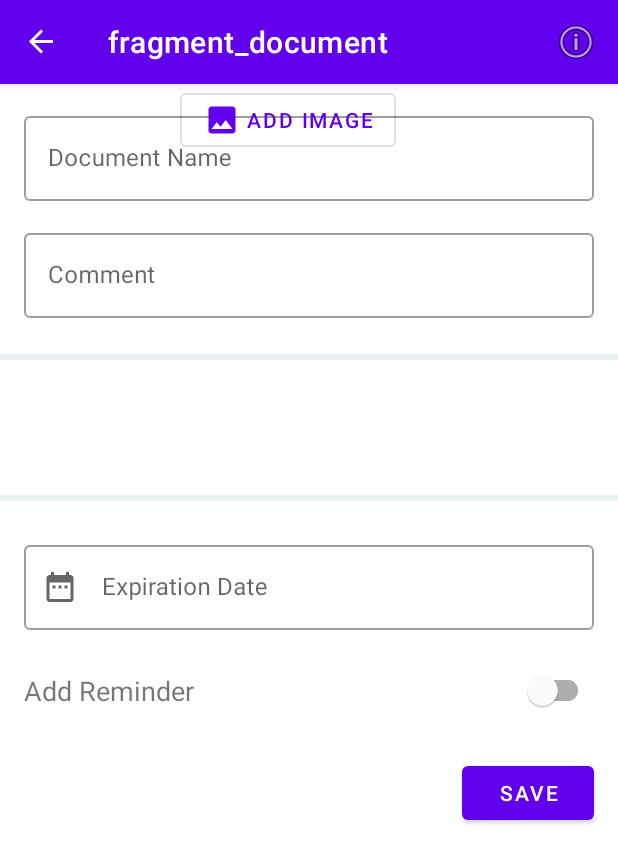
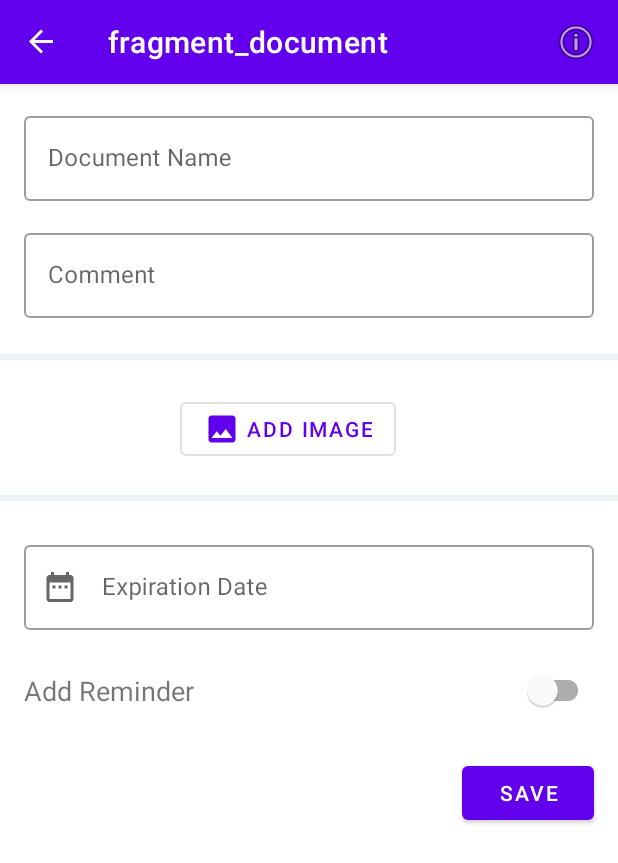
Before and after one commit to kerenbirzon/SaveiT, an Android app: the DocumentFragment screen opened through its navigation route, on a phone screen of 412 x 824 dp. Shown: the top 863 px of the screen. Run offline under Robolectric (Android 15) with nearby library versions, the phone set to English and light mode, and no system bars; our stand-ins replace Firebase (no records; nobody signed in at launch, a user with empty details on screens opened directly), Picasso, navigation-ui.

Commit message:
all workflow is working

```diff
--- a/app/src/main/java/com/example/saveit/main/CategoryListFragment.java
+++ b/app/src/main/java/com/example/saveit/main/CategoryListFragment.java
@@ -48,9 +48,6 @@ public class CategoryListFragment extends Fragment {
     Button addCategoryBtn,signOutBtn;
     ImageView iconPrevView;
 
-    public Executor executor = Executors.newFixedThreadPool(1);
-    public Handler mainThread = HandlerCompat.createAsync(Looper.getMainLooper());
-
     @Override
     public void onAttach(@NonNull Context context) {
         super.onAttach(context);
@@ -82,25 +79,11 @@ public class CategoryListFragment extends Fragment {
         categoryAdapter.setOnItemClickListener(new OnItemClickListener() {
             @Override
             public void onItemClick(View v,int position) {
+                Log.d("category clicked", "category was clicked");
                 String categoryTitle = viewModel.getCategories().getValue().get(position).getTitle();
-                executor.execute(() -> {
-                    Navigation.findNavController(v).navigate(CategoryListFragmentDirections.actionCategoryListToCategory(categoryTitle));
-                });
-
-
+                Navigation.findNavController(v).navigate(CategoryListFragmentDirections.actionCategoryListToCategory(categoryTitle));
             }
         });
-
-//        categoryAdapter.setOnItemClickListener(new OnItemClickListener() { //setCategoryClickListener CategoryClickListener
-//            @Override
-//            public void onCategoryClicked(View v,int position) {
-//                Log.d("category clicked", "category was clicked");
-//                lastCategoryPosition = position;
-//                Category category = viewModel.getCategories().getValue().get(position);
-//                Navigation.findNavController(v).navigate(CategoryListFragmentDirections.actionCategoryListToCategory(category.getTitle()));
-//
-//            }
-//        });
 
         setHasOptionsMenu(true);
 
--- a/app/src/main/java/com/example/saveit/model/CategoryModel.java
+++ b/app/src/main/java/com/example/saveit/model/CategoryModel.java
@@ -19,7 +19,7 @@ import java.util.concurrent.Executors;
 public class CategoryModel {
 
     public final static CategoryModel instance = new CategoryModel();
-    public Executor executor = Executors.newFixedThreadPool(1);
+    public Executor executor = Executors.newFixedThreadPool(2);
     public Handler mainThread = HandlerCompat.createAsync(Looper.getMainLooper());
     List<Category> categories = new LinkedList<Category>();
 
--- a/app/src/main/res/layout/fragment_document.xml
+++ b/app/src/main/res/layout/fragment_document.xml
@@ -233,10 +233,11 @@
             android:layout_width="wrap_content"
             android:layout_height="wrap_content"
             android:layout_marginStart="120dp"
+            android:layout_marginTop="50dp"
             android:text="@string/add_image"
             app:icon="@drawable/ic_image"
             app:layout_constraintStart_toStartOf="parent"
-            tools:layout_editor_absoluteY="207dp" />
+            app:layout_constraintTop_toBottomOf="@+id/et_comment" />
 
     </androidx.constraintlayout.widget.ConstraintLayout>
 
```
Also changed, not shown: app/src/main/java/com/example/saveit/category/CategoryFragment.java (+25 -11 lines), app/src/main/java/com/example/saveit/model/DocumentModel.java (+15 -15 lines).
